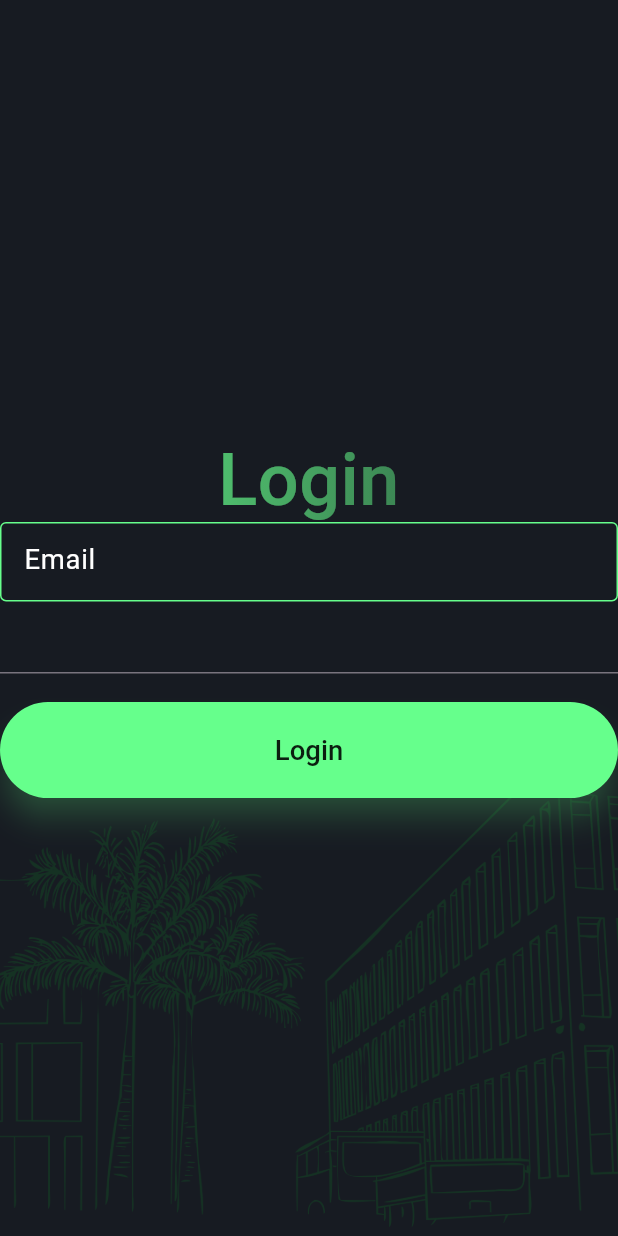
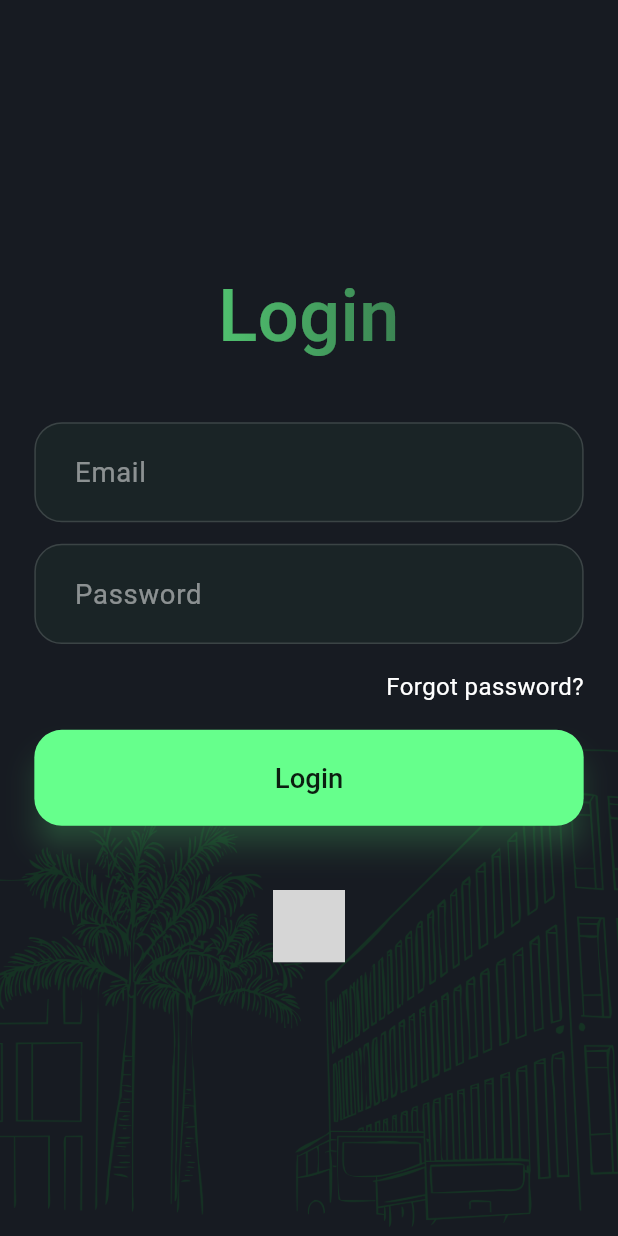
Before and after one commit to khsuzan/100DaysWithCPC, a Flutter app: the screen it shows after launch, on a phone screen of 412 x 824 dp. Run offline on Flutter 3.47's test engine with Material 3 defaults, Android fonts, the light colour scheme and no system bars; our stand-ins replace figma_squircle, flutter_screenutil, go_router; statements that could not run were skipped; grey boxes are pictures that could not be loaded.

Commit message:
plishing 75%

```diff
--- a/univus/lib/components/buttons.dart
+++ b/univus/lib/components/buttons.dart
@@ -1,3 +1,4 @@
+import 'package:figma_squircle/figma_squircle.dart';
 import 'package:flutter/material.dart';
 import 'package:flutter_screenutil/flutter_screenutil.dart';
 
@@ -15,6 +16,14 @@
         elevation: WidgetStateProperty.resolveWith<double>(
           (states) => states.contains(WidgetState.pressed) ? 2 : 8,
         ),
+        shape: WidgetStatePropertyAll(
+          SmoothRectangleBorder(
+            borderRadius: SmoothBorderRadius(
+              cornerRadius: 16.w,
+              cornerSmoothing: 1,
+            ),
+          ),
+        ),
         padding: WidgetStatePropertyAll(EdgeInsets.symmetric(vertical: 18.h)),
         backgroundColor: WidgetStatePropertyAll(MyColors.accentGreen),
         shadowColor: WidgetStatePropertyAll(MyColors.buttonShadow),
--- /dev/null
+++ b/univus/lib/components/textfields.dart
@@ -0,0 +1,46 @@
+import 'dart:ui';
+
+import 'package:figma_squircle/figma_squircle.dart';
+import 'package:flutter/material.dart';
+import 'package:flutter_screenutil/flutter_screenutil.dart';
+
+import '../utils/themes.dart';
+
+class MyTextField extends StatelessWidget {
+  final TextEditingController? controller;
+  final String? hint;
+  final Widget? icon;
+  const MyTextField({super.key, this.controller, this.hint, this.icon});
+
+  @override
+  Widget build(BuildContext context) {
+    return TextField(
+      decoration: InputDecoration(
+        suffix: icon,
+        hintText: hint,
+        hintStyle: TextStyle(
+          color: MyColors.white.withAlpha((0.5 * 255).toInt()),
+        ),
+        filled: true,
+        fillColor: MyColors.accentGreen.withAlpha(10),
+        contentPadding: EdgeInsets.all(20.w),
+        enabledBorder: OutlineInputBorder(
+          borderSide: BorderSide(color: MyColors.whiteTransparent),
+          borderRadius: SmoothBorderRadius(
+            cornerRadius: 16.w,
+            cornerSmoothing: 1,
+          ),
+        ),
+        focusedBorder: OutlineInputBorder(
+          borderSide: BorderSide(color: MyColors.accentGreen),
+          borderRadius: SmoothBorderRadius(
+            cornerRadius: 16.w,
+            cornerSmoothing: 1,
+          ),
+        ),
+      ),
+      style: TextStyle(color: MyColors.accentGreen),
+      controller: controller,
+    );
+  }
+}
--- a/univus/lib/features/login/view/login_screen.dart
+++ b/univus/lib/features/login/view/login_screen.dart
@@ -2,6 +2,7 @@
 import 'package:flutter/services.dart' show SystemChrome, SystemUiOverlayStyle;
 import 'package:flutter_screenutil/flutter_screenutil.dart';
 import 'package:univus/components/buttons.dart';
+import 'package:univus/components/textfields.dart';
 
 import '../../../utils/themes.dart';
 
@@ -46,6 +47,8 @@
           ),
           Positioned.fill(
             child: SafeArea(
+              child: Padding(
+                padding: EdgeInsets.all(20.w),
                 child: Column(
                   crossAxisAlignment: CrossAxisAlignment.stretch,
                   mainAxisAlignment: MainAxisAlignment.center,
@@ -70,26 +73,32 @@
                         textAlign: TextAlign.center,
                       ),
                     ),
-                  TextField(
-                    decoration: InputDecoration(
-                      labelText: "Email",
-                      labelStyle: TextStyle(color: MyColors.white),
-                      enabledBorder: OutlineInputBorder(
-                        borderSide: BorderSide(color: MyColors.accentGreen),
+                    SizedBox(height: 36.h),
+                    MyTextField(hint: "Email"),
+                    SizedBox(height: 12.h),
+                    MyTextField(hint: "Password"),
+                    SizedBox(height: 16.h),
+                    Row(
+                      mainAxisAlignment: MainAxisAlignment.end,
+                      children: [Text("Forgot password?")],
                     ),
-                      focusedBorder: OutlineInputBorder(
-                        borderSide: BorderSide(
-                          color: MyColors.accentGreen,
-                          width: 2,
+                    SizedBox(height: 16.h),
+                    MyButtonSolid(text: "Login", onPressed: () {}),
+                    SizedBox(height: 36.h),
+                    Row(
+                      mainAxisAlignment: MainAxisAlignment.center,
+                      children: [
+                        TextButton( 5
+                          onPressed: () {},
+                          child: Text(
+                            "Register",
+                            style: TextStyle(color: MyColors.accentGreen),
                           ),
                         ),
+                      ],
                     ),
-                    style: TextStyle(color: MyColors.white),
+                  ],
                 ),
-                  TextField(),
-                  SizedBox(height: 16.h),
-                  MyButtonSolid(text: "Login"),
-                ],
               ),
             ),
           ),
--- a/univus/lib/main.dart
+++ b/univus/lib/main.dart
@@ -1,7 +1,9 @@
 import 'package:flutter/material.dart';
-import 'package:flutter/services.dart' show SystemChrome, SystemUiMode, SystemUiOverlayStyle;
+import 'package:flutter/services.dart'
+    show SystemChrome, SystemUiMode, SystemUiOverlayStyle;
 import 'package:flutter_screenutil/flutter_screenutil.dart';
 import 'package:univus/routes/routes.dart';
+import 'package:univus/utils/themes.dart';
 
 class MainApp extends StatelessWidget {
   const MainApp({super.key});
@@ -15,10 +17,14 @@
       builder: (_, child) {
         return MaterialApp.router(
           debugShowCheckedModeBanner: false,
-
           theme: ThemeData(
-            primarySwatch: Colors.blue,
+            primarySwatch: Colors.lightGreen,
             textTheme: Typography.englishLike2018.apply(fontSizeFactor: 1.sp),
+            textSelectionTheme: TextSelectionThemeData(
+              cursorColor: MyColors.accentGreen,
+              selectionColor: MyColors.whiteTransparent.withAlpha(100),
+              selectionHandleColor: MyColors.whiteTransparent.withAlpha(100),
+            ),
           ),
           routerConfig: router,
         );
--- a/univus/pubspec.yaml
+++ b/univus/pubspec.yaml
@@ -7,6 +7,7 @@
   sdk: ^3.7.0
 
 dependencies:
+  figma_squircle: ^0.6.3
   flutter:
     sdk: flutter
   flutter_screenutil: ^5.9.3
```
Also changed, not shown: univus/pubspec.lock. Lines whose indentation alone changed are shown as unchanged.
